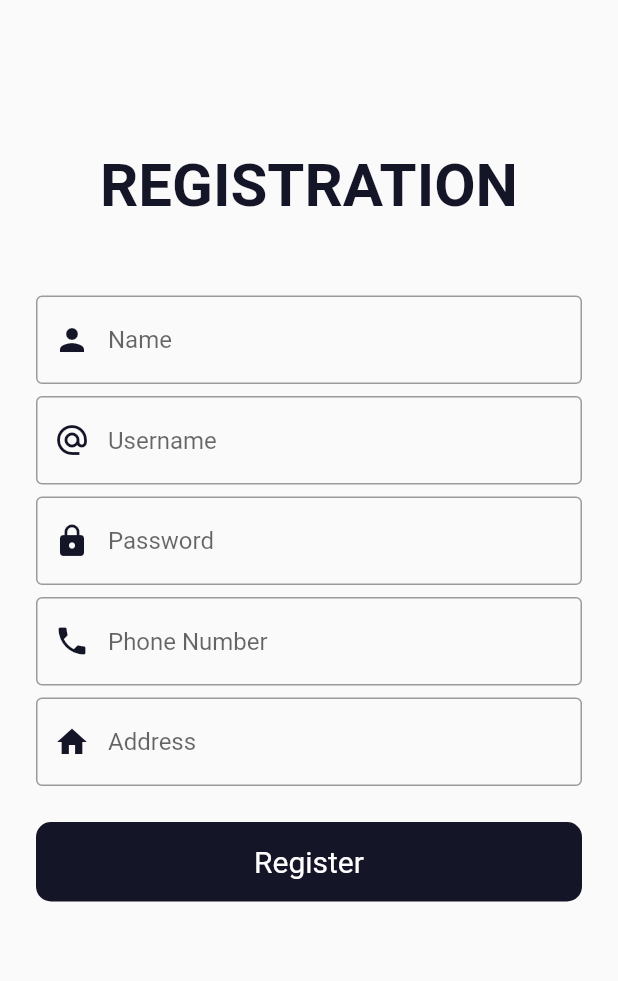
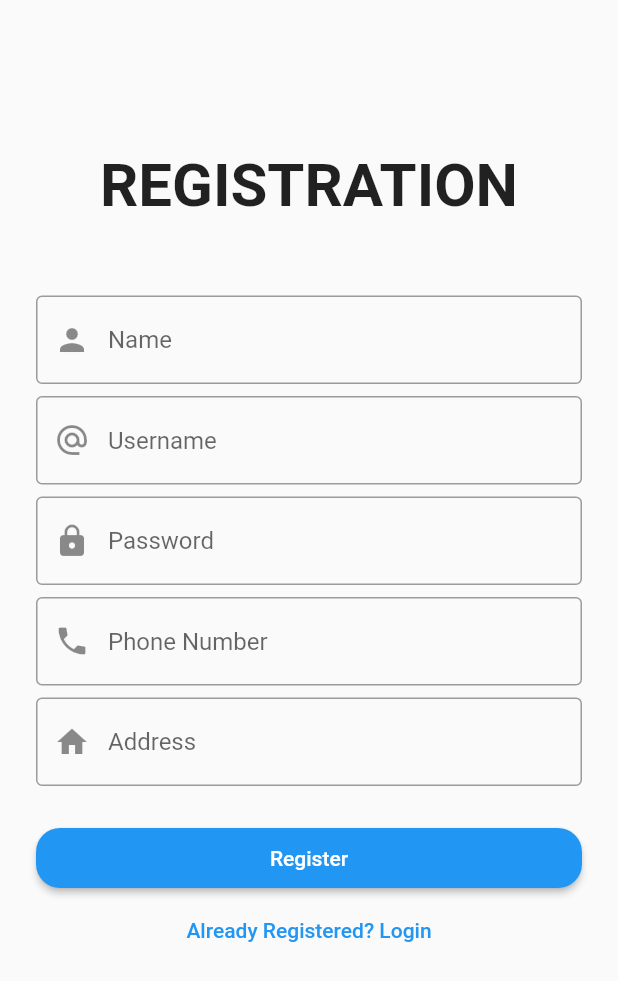
Before and after one commit to JodiKurniawan99/renthub_app, a Flutter app: the screen it shows after launch, after a tap on "Belum punya akun? register disini", on a phone screen of 412 x 824 dp. Shown: the top 981 px of the screen. Run offline on Flutter 3.47's test engine with Material 2 defaults, Android fonts, the phone set to English and light mode, and no system bars; our stand-ins replace fancy_bottom_navigation.

Commit message:
Init Home Customer Screen

```diff
--- a/lib/main.dart
+++ b/lib/main.dart
@@ -1,5 +1,7 @@
 import 'package:flutter/material.dart';
 import 'package:renthub_app/screens/home_rent_screen.dart';
+import 'package:renthub_app/screens/home_cust_screen.dart';
+import 'package:renthub_app/screens/list_clothes_screen.dart';
 import 'package:renthub_app/screens/login_screen.dart';
 import 'package:renthub_app/screens/splash_screen.dart';
 
@@ -23,6 +25,8 @@ class MyApp extends StatelessWidget {
         SplashScreen.routeId: (context) => SplashScreen(),
         LoginScreen.routeId: (context) => LoginScreen(),
         HomeRentScreen.routeId: (context) => HomeRentScreen(),
+        HomeCustcreen.routeId: (context) => HomeCustcreen(),
+        ListClothesScreen.routeId: (context) => ListClothesScreen(),
       },
     );
   }
--- a/lib/screens/register_screen.dart
+++ b/lib/screens/register_screen.dart
@@ -1,4 +1,6 @@
 import 'package:flutter/material.dart';
+import 'package:renthub_app/screens/login_screen.dart';
+import 'package:renthub_app/screens/home_cust_screen.dart';
 
 class RegisterScreen extends StatefulWidget {
   @override
@@ -14,20 +16,19 @@ class _RegisterScreen extends State<RegisterScreen> {
         body: Padding(
           padding: const EdgeInsets.symmetric(horizontal: 24.0),
           child: Column(
-            crossAxisAlignment: CrossAxisAlignment.center,
+            crossAxisAlignment: CrossAxisAlignment.stretch,
             children: [
               Container(),
               SizedBox(height: 100.0),
               Text('REGISTRATION',
-                  style: TextStyle(
-                      fontSize: 40.0,
-                      color: Color(0xff151528),
-                      fontWeight: FontWeight.bold)),
+                  textAlign: TextAlign.center,
+                  style:
+                      TextStyle(fontSize: 40.0, fontWeight: FontWeight.bold)),
               SizedBox(height: 50.0),
               TextField(
                 decoration: InputDecoration(
                   border: OutlineInputBorder(),
-                  prefixIcon: Icon(Icons.person, color: Color(0xff151528)),
+                  prefixIcon: Icon(Icons.person),
                   hintText: 'Name',
                 ),
               ),
@@ -35,8 +36,7 @@ class _RegisterScreen extends State<RegisterScreen> {
               TextField(
                 decoration: InputDecoration(
                   border: OutlineInputBorder(),
-                  prefixIcon:
-                      Icon(Icons.alternate_email, color: Color(0xff151528)),
+                  prefixIcon: Icon(Icons.alternate_email),
                   hintText: 'Username',
                 ),
               ),
@@ -45,7 +45,7 @@ class _RegisterScreen extends State<RegisterScreen> {
                 obscureText: true,
                 decoration: InputDecoration(
                   border: OutlineInputBorder(),
-                  prefixIcon: Icon(Icons.lock, color: Color(0xff151528)),
+                  prefixIcon: Icon(Icons.lock),
                   hintText: 'Password',
                 ),
               ),
@@ -54,7 +54,7 @@ class _RegisterScreen extends State<RegisterScreen> {
                 keyboardType: TextInputType.number,
                 decoration: InputDecoration(
                   border: OutlineInputBorder(),
-                  prefixIcon: Icon(Icons.phone, color: Color(0xff151528)),
+                  prefixIcon: Icon(Icons.phone),
                   hintText: 'Phone Number',
                 ),
               ),
@@ -64,24 +64,32 @@ class _RegisterScreen extends State<RegisterScreen> {
                 maxLines: null,
                 decoration: InputDecoration(
                   border: OutlineInputBorder(),
-                  prefixIcon: Icon(Icons.home, color: Color(0xff151528)),
+                  prefixIcon: Icon(Icons.home),
                   hintText: 'Address',
                 ),
               ),
               SizedBox(height: 24.0),
-              InkWell(
-                onTap: () {},
-                child: Container(
-                  padding: EdgeInsets.symmetric(vertical: 15.0),
-                  decoration: BoxDecoration(
-                      borderRadius: BorderRadius.circular(10.0),
-                      color: Color(0xff151528)),
-                  child: Center(
-                    child: Text('Register',
-                        style: TextStyle(color: Colors.white, fontSize: 20.0)),
+              MaterialButton(
+                  child: Text('Register'),
+                  color: Theme.of(context).primaryColor,
+                  textTheme: ButtonTextTheme.primary,
+                  height: 40,
+                  shape: RoundedRectangleBorder(
+                    borderRadius: BorderRadius.circular(16),
                   ),
-                ),
-              )
+                  onPressed: () {
+                    Navigator.push(
+                        context,
+                        MaterialPageRoute(
+                            builder: (context) => HomeCustcreen()));
+                  }),
+              TextButton(
+                child: Text('Already Registered? Login'),
+                onPressed: () {
+                  Navigator.push(context,
+                      MaterialPageRoute(builder: (context) => LoginScreen()));
+                },
+              ),
             ],
           ),
         ),
```
Also changed, not shown: lib/screens/home_cust_screen.dart (added, +62 -0 lines).
